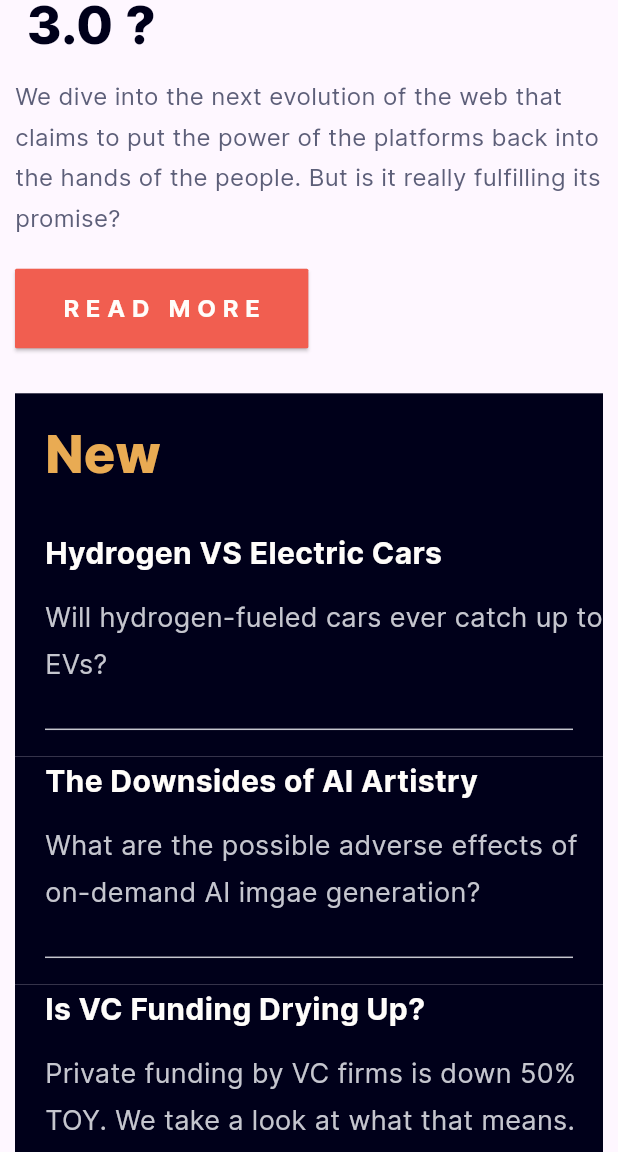
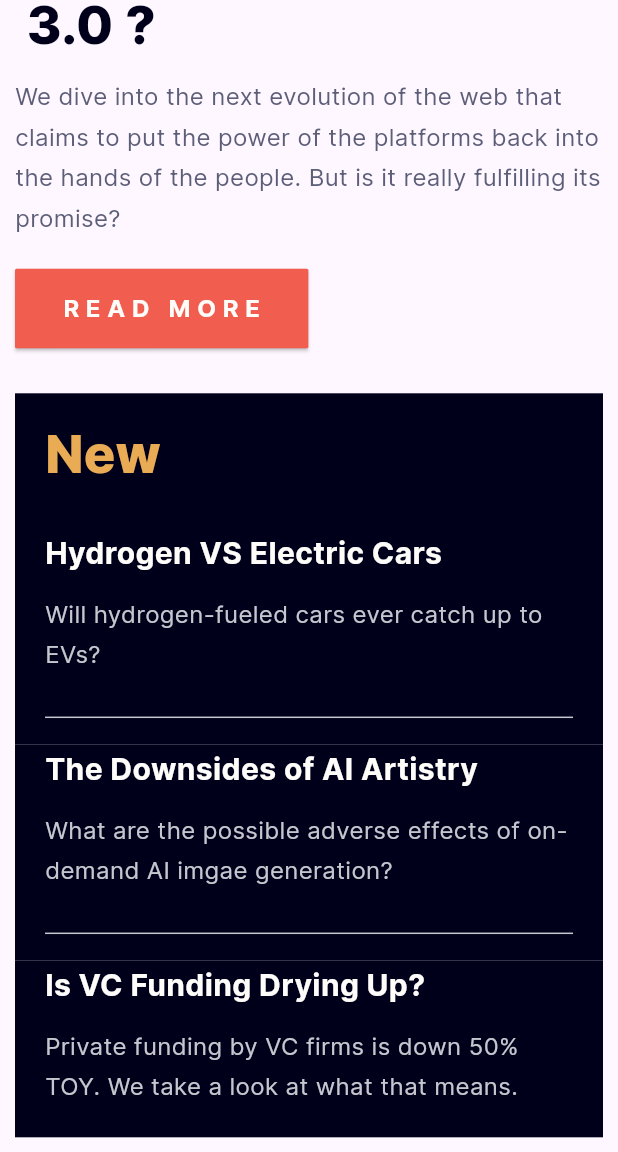
Before and after one commit to DTC-Formation/evaluation-html-css-rindra22, a Flutter app: the screen it shows after launch, scrolled down 376 dp, on a phone screen of 412 x 824 dp, the part 84-1236 px from its top. Run offline on Flutter 3.47's test engine with Material 2 defaults, Android fonts, the light colour scheme and no system bars; our stand-ins replace flutter_svg.

Commit message:
feat/add padding right

```diff
--- a/lib/view/new_view.dart
+++ b/lib/view/new_view.dart
@@ -53,11 +53,11 @@ class NewView extends StatelessWidget {
                         ],
                     ),
                     Padding(
-                        padding: const EdgeInsets.only(left: 20, bottom: 20),
+                        padding: const EdgeInsets.only(left: 20, bottom: 20,right: 22),
                         child: Text(
                             description!,
                             style: TextStyle(
-                                fontSize: 18,
+                                fontSize: 16,
                                 fontWeight: FontWeight.w400,
                                 height: 1.7,
                                 color: ColorTheme.softBlue,
```
Also changed, not shown: 1 other file.
